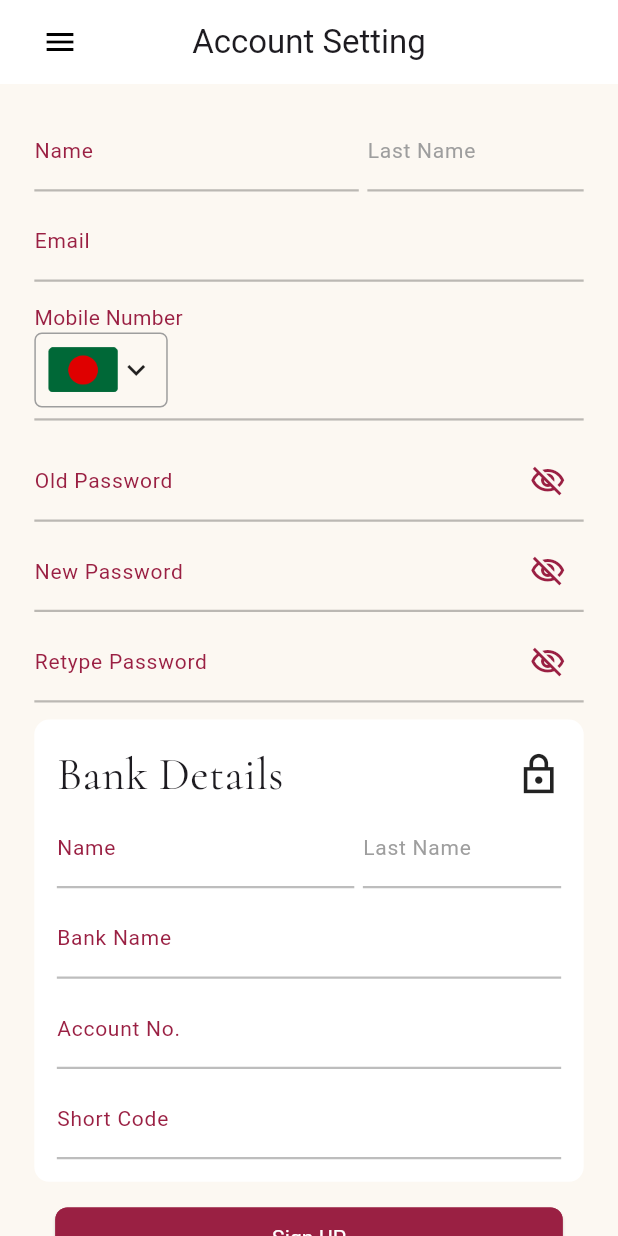
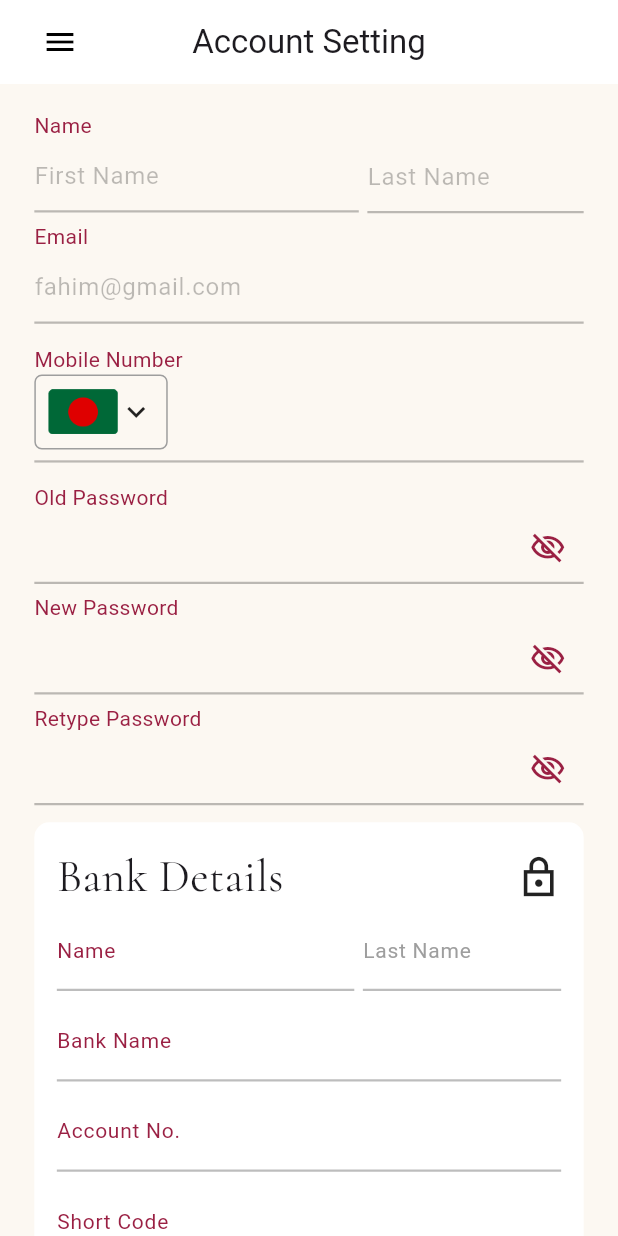
Before and after one commit to mdfahim8990/beeya, a Flutter app: the screen it shows after launch, on a phone screen of 412 x 824 dp. Run offline on Flutter 3.47's test engine with Material 3 defaults, Android fonts, the phone set to English and light mode, and no system bars; our stand-ins replace flutter_local_notifications, flutter_screenutil, google_fonts, mask_text_input_formatter, timezone.

Commit message:
account_setting.dart and custom_button.dart update

```diff
--- a/lib/pages/setting/account_setting.dart
+++ b/lib/pages/setting/account_setting.dart
@@ -74,7 +74,11 @@ class _AccountSettingPageState extends State<AccountSettingPage> {
                   children: [
                     Expanded(
                       flex: 3,
-                      child: CustomTextField(
+                      child: Column(
+                        crossAxisAlignment: CrossAxisAlignment.start,
+                        children: [
+                          const Text('Name',style: TextStyle(fontSize: 14,color:themPinkColor ),),
+                          CustomTextField(
                             validator: (value) {
                               if (value == null || value.isEmpty) {
                                 return 'Please enter First Name';
@@ -82,11 +86,12 @@ class _AccountSettingPageState extends State<AccountSettingPage> {
                               return null;
                             },
                             controller: firstNameController,
-                        levelText: "Name",
                             hintText: 'First Name',
                             textInputAction: TextInputAction.done,
                             keyboardType: TextInputType.text,
                             //maxLength: 19,
+                          ),
+                        ],
                       ),
                     ),
                     SizedBox(
@@ -94,7 +99,11 @@ class _AccountSettingPageState extends State<AccountSettingPage> {
                     ),
                     Expanded(
                       flex: 2,
-                      child: CustomTextField(
+                      child: Column(
+                        crossAxisAlignment: CrossAxisAlignment.start,
+                        children: [
+                          const Text('',style: TextStyle(fontSize: 14,color: themPinkColor),),
+                          CustomTextField(
                             validator: (value) {
                               if (value == null || value.isEmpty) {
                                 return 'Please enter Last Name';
@@ -102,13 +111,15 @@ class _AccountSettingPageState extends State<AccountSettingPage> {
                               return null;
                             },
                             controller: lastNameController,
-                        levelText: 'Last Name',
+
                             levelColor: Colors.grey,
 
-                        //hintText: "Last Name",
+                            hintText: "Last Name",
                             textInputAction: TextInputAction.done,
                             keyboardType: TextInputType.text,
                             //maxLength: 19,
+                          ),
+                        ],
                       ),
                     ),
                   ],
@@ -116,6 +127,7 @@ class _AccountSettingPageState extends State<AccountSettingPage> {
                 SizedBox(
                   height: 5.sp,
                 ),
+                const Text('Email',style: TextStyle(fontSize: 14,color: themPinkColor),),
                 CustomTextField(
                   controller: emailController,
                   validator: (value) {
@@ -124,7 +136,7 @@ class _AccountSettingPageState extends State<AccountSettingPage> {
                     }
                     return null;
                   },
-                  levelText: "Email",
+
                   hintText: 'fahim@gmail.com',
                   textInputAction: TextInputAction.done,
                   keyboardType: TextInputType.emailAddress,
@@ -132,7 +144,7 @@ class _AccountSettingPageState extends State<AccountSettingPage> {
                 SizedBox(
                   height: 12.sp,
                 ),
-                Text(
+                const Text(
                   "Mobile Number",
                   style: TextStyle(fontSize: 14, color: themPinkColor),
                 ),
@@ -220,6 +232,7 @@ class _AccountSettingPageState extends State<AccountSettingPage> {
                 SizedBox(
                   height: 5.sp,
                 ),
+                const Text('Old Password',style: TextStyle(fontSize: 14,color: themPinkColor),),
                 CustomTextField(
                   controller: oldPasswordController,
                   validator: (value) {
@@ -228,7 +241,6 @@ class _AccountSettingPageState extends State<AccountSettingPage> {
                     }
                     return null;
                   },
-                  levelText: 'Old Password',
                   levelColor: themPinkColor,
                   obscureText: oldPassView ? false : true,
                   suffixIcon: IconButton(
@@ -256,6 +268,7 @@ class _AccountSettingPageState extends State<AccountSettingPage> {
                 SizedBox(
                   height: 5.sp,
                 ),
+                const Text('New Password',style: TextStyle(fontSize: 14,color: themPinkColor),),
                 CustomTextField(
                   controller: newPasswordController,
                   validator: (value) {
@@ -286,12 +299,12 @@ class _AccountSettingPageState extends State<AccountSettingPage> {
                             color: themPinkColor,
                           ),
                   ),
-                  levelText: 'New Password',
-                  levelColor: themPinkColor,
+
                 ),
                 SizedBox(
                   height: 5.sp,
                 ),
+                const Text('Retype Password',style: TextStyle(fontSize: 14,color: themPinkColor),),
                 CustomTextField(
                   controller: reTypePasswordController,
                   validator: (value) {
@@ -322,8 +335,7 @@ class _AccountSettingPageState extends State<AccountSettingPage> {
                             color: themPinkColor,
                           ),
                   ),
-                  levelText: 'Retype Password',
-                  levelColor: themPinkColor,
+
                 ),
                 SizedBox(
                   height: 10.sp,
@@ -342,7 +354,7 @@ class _AccountSettingPageState extends State<AccountSettingPage> {
                   child: Column(
                     crossAxisAlignment: CrossAxisAlignment.start,
                     children: [
-                      Row(
+                      const Row(
                         mainAxisAlignment: MainAxisAlignment.spaceBetween,
                         children: [
                           Text("Bank Details",style: TextStyle(fontFamily: 'Cormorant',fontSize: 30,),),
@@ -450,7 +462,7 @@ class _AccountSettingPageState extends State<AccountSettingPage> {
                 SizedBox(
                   height: 40,
                   child: Padding(
-                    padding:  EdgeInsets.symmetric(horizontal: 14),
+                    padding:  const EdgeInsets.symmetric(horizontal: 14),
                     child: CustomButton(
                       onPressed: () {},
                       backGroundColor: themPinkColor,
```
Also changed, not shown: lib/components/custom_button.dart (+4 -4 lines), lib/components/custom_text_field.dart (+11 -12 lines). Lines whose indentation alone changed are shown as unchanged.
